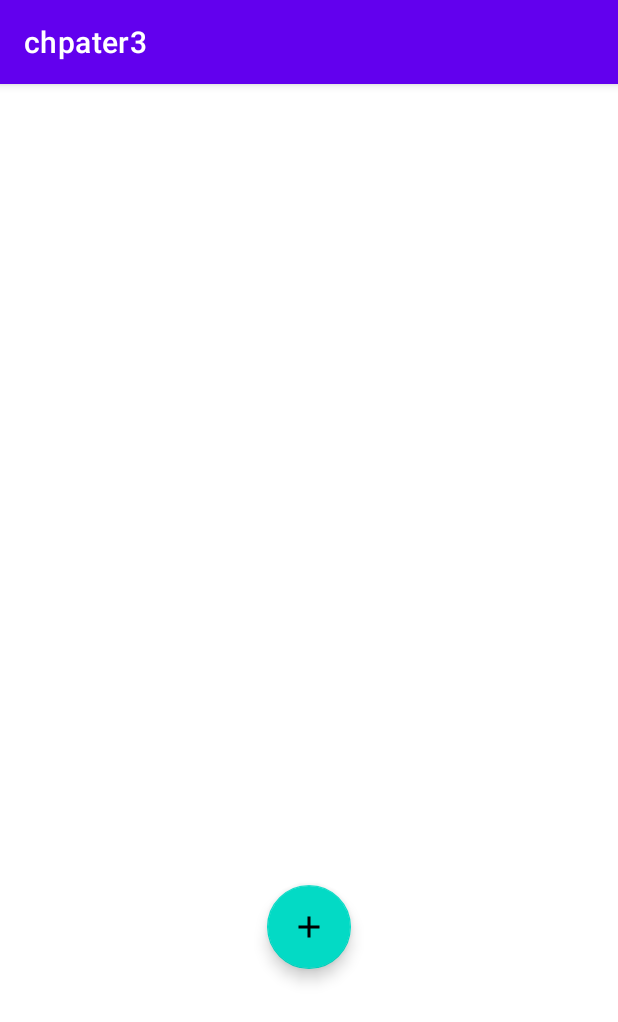
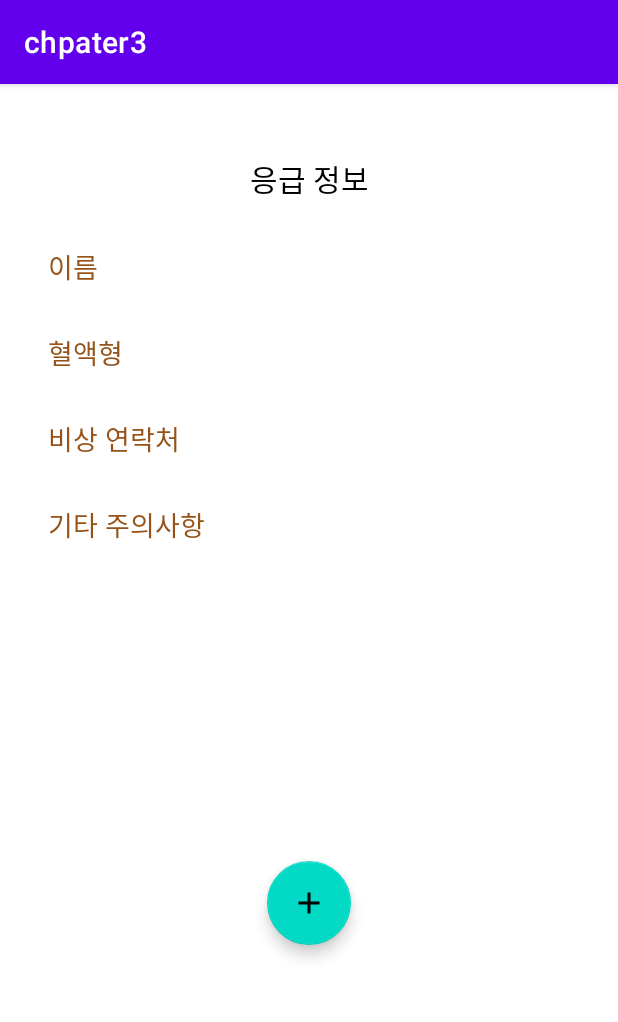
Before and after one commit to ethanchaee/chpater3, an Android app: the screen it shows after launch (MainActivity), on a phone screen of 412 x 824 dp. Shown: the top 1022 px of the screen. Run offline under Robolectric (Android 15) with nearby library versions, the phone set to English and light mode, and no system bars.

Commit message:
feat : 데이터 저장 및 불러오기

```diff
--- a/app/src/main/java/fastcampus/aop/part1/chpater3/InputActivity.kt
+++ b/app/src/main/java/fastcampus/aop/part1/chpater3/InputActivity.kt
@@ -1,8 +1,7 @@
 package fastcampus.aop.part1.chpater3
 
-import android.content.Intent
+import android.content.Context
 import android.os.Bundle
-import android.util.Log
 import android.widget.ArrayAdapter
 import androidx.appcompat.app.AppCompatActivity
 import androidx.core.view.isVisible
@@ -26,15 +25,8 @@ class InputActivity : AppCompatActivity() {
         }
 
         binding.completeTextView.setOnClickListener {
-            Log.d("bloodType", getBloodType())
-
-            Intent(this, MainActivity::class.java).apply {
-                putExtra("name", binding.nameEditText.text)
-                putExtra("bloodType", getBloodType())
-                putExtra("phoneNumber", binding.phoneEditText.text)
-                putExtra("warning", getWarning())
-                startActivity(this)
-            }
+            saveData()
+            finish()
         }
     }
 
@@ -46,6 +38,16 @@ class InputActivity : AppCompatActivity() {
         return "$bloodTypeSign$bloodTypeAlphabet"
     }
 
-    private fun getWarning() = if (binding.checkBox.isSelected) binding.warningEditText.text else ""
+    private fun getWarning() =
+        if (binding.checkBox.isChecked) "${binding.warningEditText.text}" else ""
 
+    private fun saveData() {
+        with(getSharedPreferences("userInformation", Context.MODE_PRIVATE).edit()) {
+            putString("name", "${binding.nameEditText.text}")
+            putString("bloodType", getBloodType())
+            putString("phoneNumber", "${binding.phoneEditText.text}")
+            putString("warning", getWarning())
+            apply()
+        }
+    }
 }
--- a/app/src/main/java/fastcampus/aop/part1/chpater3/MainActivity.kt
+++ b/app/src/main/java/fastcampus/aop/part1/chpater3/MainActivity.kt
@@ -1,5 +1,6 @@
 package fastcampus.aop.part1.chpater3
 
+import android.content.Context
 import android.content.Intent
 import android.os.Bundle
 import androidx.appcompat.app.AppCompatActivity
@@ -18,4 +19,20 @@ class MainActivity : AppCompatActivity() {
             startActivity(intent)
         }
     }
+
+    override fun onResume() {
+        super.onResume()
+        getData()
+    }
+
+    private fun getData() {
+        with(getSharedPreferences("userInformation", Context.MODE_PRIVATE)) {
+            binding.nameValueTextView.text = getString("name", "")
+            binding.bloodTypeValueTextView.text = getString("bloodType", "")
+            binding.emergencyContactValueTextView.text = getString("phoneNumber", "")
+            getString("warning", "").orEmpty().let { warningText ->
+                if (warningText.isNotEmpty()) binding.warningValueTextView.text = warningText
+            }
+        }
+    }
 }
--- a/app/src/main/res/layout/activity_input.xml
+++ b/app/src/main/res/layout/activity_input.xml
@@ -31,16 +31,6 @@
                 app:layout_constraintEnd_toEndOf="parent"
                 app:layout_constraintStart_toStartOf="parent"
                 app:layout_constraintTop_toTopOf="parent" />
-
-            <TextView
-                android:id="@+id/completeTextView"
-                android:layout_width="wrap_content"
-                android:layout_height="wrap_content"
-                android:text="완료"
-                android:textColor="@color/teal_200"
-                app:layout_constraintBottom_toBottomOf="@+id/titleTextView"
-                app:layout_constraintEnd_toEndOf="parent"
-                app:layout_constraintTop_toTopOf="@+id/titleTextView" />
 
             <TextView
                 android:id="@+id/nameTextView"
@@ -160,6 +150,17 @@
                 app:layout_constraintStart_toStartOf="@+id/guideline2"
                 app:layout_constraintTop_toBottomOf="@+id/checkBox" />
 
+            <TextView
+                android:id="@+id/completeTextView"
+                android:layout_width="wrap_content"
+                android:layout_height="wrap_content"
+                android:text="완료"
+                android:textColor="@color/teal_200"
+                app:layout_constraintBottom_toBottomOf="@+id/titleTextView"
+                app:layout_constraintEnd_toEndOf="parent"
+                app:layout_constraintTop_toTopOf="@+id/titleTextView" />
+
+
         </androidx.constraintlayout.widget.ConstraintLayout>
 
     </ScrollView>
--- a/app/src/main/res/layout/activity_main.xml
+++ b/app/src/main/res/layout/activity_main.xml
@@ -4,7 +4,8 @@
     xmlns:tools="http://schemas.android.com/tools"
     android:layout_width="match_parent"
     android:layout_height="match_parent"
-    tools:context=".MainActivity">
+    tools:context=".MainActivity"
+    android:padding="32dp">
 
     <com.google.android.material.floatingactionbutton.FloatingActionButton
         android:id="@+id/floatingActionButton"
@@ -18,5 +19,94 @@
         app:layout_constraintVertical_bias="0.75"
         app:srcCompat="@drawable/ic_baseline_add_24" />
 
+    <TextView
+        android:id="@+id/titleTextView"
+        android:layout_width="wrap_content"
+        android:layout_height="wrap_content"
+        android:layout_marginTop="16dp"
+        android:text="응급 정보"
+        android:textColor="@color/black"
+        android:textSize="20sp"
+        app:layout_constraintEnd_toEndOf="parent"
+        app:layout_constraintStart_toStartOf="parent"
+        app:layout_constraintTop_toTopOf="parent" />
+
+    <TextView
+        android:id="@+id/nameTextView"
+        style="@style/subTitle"
+        android:layout_width="wrap_content"
+        android:layout_height="wrap_content"
+        android:text="이름"
+        app:layout_constraintStart_toStartOf="parent"
+        app:layout_constraintTop_toBottomOf="@+id/titleTextView" />
+
+    <TextView
+        android:id="@+id/bloodTypeTextView"
+        style="@style/subTitle"
+        android:layout_width="wrap_content"
+        android:layout_height="wrap_content"
+        android:text="혈액형"
+        app:layout_constraintStart_toStartOf="@+id/nameTextView"
+        app:layout_constraintTop_toBottomOf="@+id/nameTextView" />
+
+
+    <TextView
+        android:id="@+id/emergencyContactTextView"
+        style="@style/subTitle"
+        android:layout_width="wrap_content"
+        android:layout_height="wrap_content"
+        android:text="비상 연락처"
+        app:layout_constraintStart_toStartOf="@+id/nameTextView"
+        app:layout_constraintTop_toBottomOf="@+id/bloodTypeTextView" />
+
+    <TextView
+        android:id="@+id/warningTextView"
+        style="@style/subTitle"
+        android:layout_width="wrap_content"
+        android:layout_height="wrap_content"
+        android:text="기타 주의사항"
+        app:layout_constraintStart_toStartOf="@id/nameTextView"
+        app:layout_constraintTop_toBottomOf="@id/emergencyContactTextView" />
+
+    <TextView
+        android:id="@+id/nameValueTextView"
+        style="@style/body"
+        android:layout_width="wrap_content"
+        android:layout_height="wrap_content"
+        app:layout_constraintEnd_toEndOf="parent"
+        app:layout_constraintTop_toTopOf="@id/nameTextView"
+        app:layout_constraintBottom_toBottomOf="@id/nameTextView"
+        tools:text="이름" />
+
+    <TextView
+        android:id="@+id/bloodTypeValueTextView"
+        android:layout_width="wrap_content"
+        android:layout_height="wrap_content"
+        style="@style/body"
+        app:layout_constraintEnd_toEndOf="parent"
+        app:layout_constraintTop_toTopOf="@id/bloodTypeTextView"
+        app:layout_constraintBottom_toBottomOf="@id/bloodTypeTextView"
+        tools:text="A+" />
+
+    <TextView
+        android:id="@+id/emergencyContactValueTextView"
+        android:layout_width="wrap_content"
+        android:layout_height="wrap_content"
+        style="@style/body"
+        app:layout_constraintEnd_toEndOf="parent"
+        app:layout_constraintTop_toTopOf="@id/emergencyContactTextView"
+        tools:text="000-0000-0000" />
+
+    <TextView
+        android:id="@+id/warningValueTextView"
+        android:layout_width="wrap_content"
+        android:layout_height="wrap_content"
+        style="@style/body"
+        app:layout_constraintEnd_toEndOf="parent"
+        app:layout_constraintStart_toEndOf="@id/warningTextView"
+        app:layout_constraintTop_toTopOf="@id/warningTextView"
+        app:layout_constraintBottom_toBottomOf="@id/warningTextView"
+        tools:text="주의사항을 알려주세요"
+        app:layout_constraintHorizontal_bias="1" />
 
 </androidx.constraintlayout.widget.ConstraintLayout>
--- a/app/src/main/res/values/styles.xml
+++ b/app/src/main/res/values/styles.xml
@@ -6,4 +6,9 @@
         <item name="android:textSize">18sp</item>
         <item name="android:layout_marginTop">30dp</item>
     </style>
+
+    <style name="body">
+        <item name="android:textColor">@color/black</item>
+        <item name="android:textSize">15sp</item>
+    </style>
 </resources>
```
